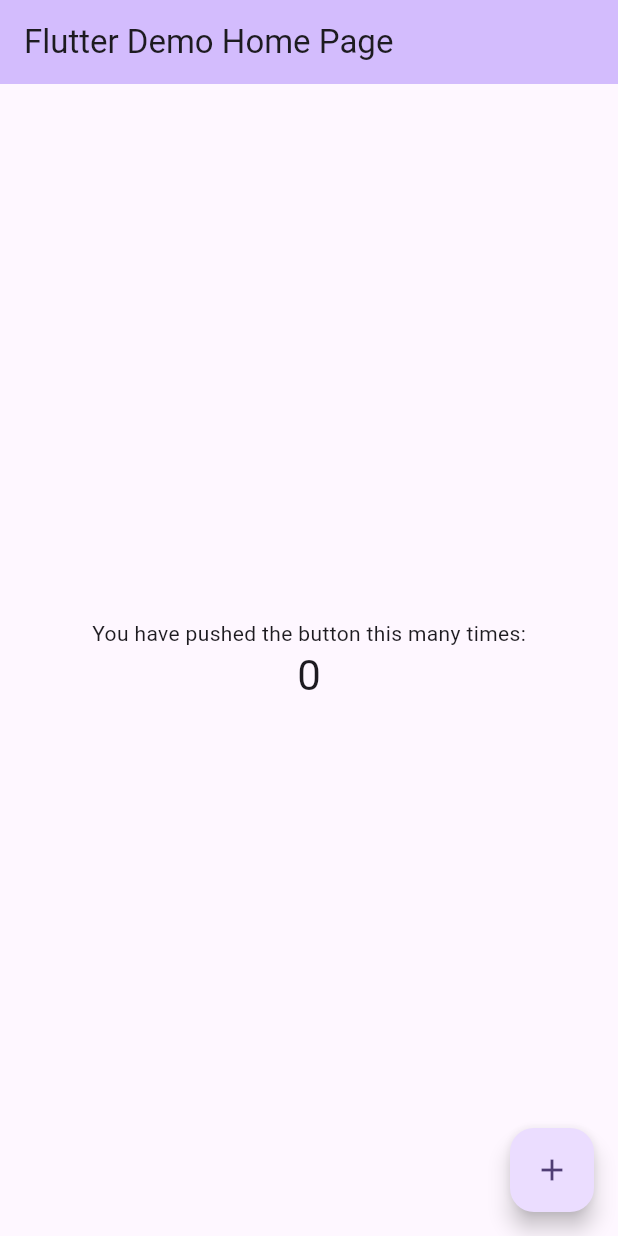
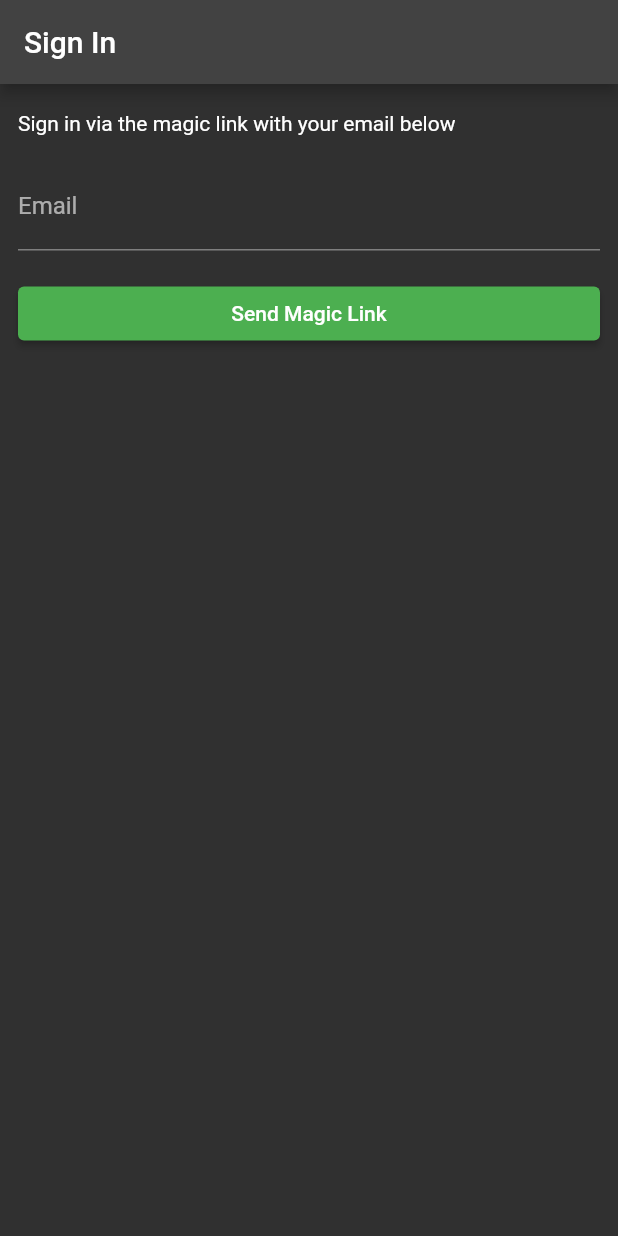
Before and after one commit to expensive-garbage/SuguruOoki-flutter-supabase-tutorial, a Flutter app: the screen it shows after launch, on a phone screen of 412 x 824 dp. Run offline on Flutter 3.47's test engine with Material 2 defaults, Android fonts, the phone set to English and light mode, and no system bars; our stand-ins replace image_picker, supabase_flutter; accounts and stored records are empty.

Commit message:
modify: quickstartの実装を終了

```diff
--- a/lib/main.dart
+++ b/lib/main.dart
@@ -1,170 +1,45 @@
 import 'package:flutter/material.dart';
 import 'package:supabase_flutter/supabase_flutter.dart';
+import 'package:supabase_quickstart/pages/account_page.dart';
+import 'package:supabase_quickstart/pages/login_page.dart';
+import 'package:supabase_quickstart/pages/splash_page.dart';
 
 Future<void> main() async {
-  WidgetsFlutterBinding.ensureInitialized();
-
   await Supabase.initialize(
+    // TODO: Replace credentials with your own
     url: 'YOUR_SUPABASE_URL',
     anonKey: 'YOUR_SUPABASE_ANON_KEY',
   );
   runApp(const MyApp());
 }
 
-class SplashPage extends StatefulWidget {
-  const SplashPage({super.key});
-
-  @override
-  _SplashPageState createState() => _SplashPageState();
-}
-
-class _SplashPageState extends State<SplashPage> {
-  bool _redirectCalled = false;
-  @override
-  void didChangeDependencies() {
-    super.didChangeDependencies();
-    _redirect();
-  }
-
-  Future<void> _redirect() async {
-    await Future.delayed(Duration.zero);
-    if (_redirectCalled || !mounted) {
-      return;
-    }
-
-    _redirectCalled = true;
-    final session = supabase.auth.currentSession;
-    if (session != null) {
-      Navigator.of(context).pushReplacementNamed('/account');
-    } else {
-      Navigator.of(context).pushReplacementNamed('/login');
-    }
-  }
+class MyApp extends StatelessWidget {
+  const MyApp({super.key});
 
   @override
   Widget build(BuildContext context) {
-    return const Scaffold(
-      body: Center(child: CircularProgressIndicator()),
+    return MaterialApp(
+      title: 'Supabase Flutter',
+      theme: ThemeData.dark().copyWith(
+        primaryColor: Colors.green,
+        textButtonTheme: TextButtonThemeData(
+          style: TextButton.styleFrom(
+            foregroundColor: Colors.green,
+          ),
+        ),
+        elevatedButtonTheme: ElevatedButtonThemeData(
+          style: ElevatedButton.styleFrom(
+            foregroundColor: Colors.white,
+            backgroundColor: Colors.green,
+          ),
+        ),
+      ),
+      initialRoute: '/',
+      routes: <String, WidgetBuilder>{
+        '/': (_) => const SplashPage(),
+        '/login': (_) => const LoginPage(),
+        '/account': (_) => const AccountPage(),
+      },
     );
   }
 }
-
-class MyApp extends StatelessWidget {
-  const MyApp({super.key});
-
-  // This widget is the root of your application.
-  @override
-  Widget build(BuildContext context) {
-    return MaterialApp(
-      title: 'Flutter Demo',
-      theme: ThemeData(
-        // This is the theme of your application.
-        //
-        // TRY THIS: Try running your application with "flutter run". You'll see
-        // the application has a blue toolbar. Then, without quitting the app,
-        // try changing the seedColor in the colorScheme below to Colors.green
-        // and then invoke "hot reload" (save your changes or press the "hot
-        // reload" button in a Flutter-supported IDE, or press "r" if you used
-        // the command line to start the app).
-        //
-        // Notice that the counter didn't reset back to zero; the application
-        // state is not lost during the reload. To reset the state, use hot
-        // restart instead.
-        //
-        // This works for code too, not just values: Most code changes can be
-        // tested with just a hot reload.
-        colorScheme: ColorScheme.fromSeed(seedColor: Colors.deepPurple),
-        useMaterial3: true,
-      ),
-      home: const MyHomePage(title: 'Flutter Demo Home Page'),
-    );
-  }
-}
-
-class MyHomePage extends StatefulWidget {
-  const MyHomePage({super.key, required this.title});
-
-  // This widget is the home page of your application. It is stateful, meaning
-  // that it has a State object (defined below) that contains fields that affect
-  // how it looks.
-
-  // This class is the configuration for the state. It holds the values (in this
-  // case the title) provided by the parent (in this case the App widget) and
-  // used by the build method of the State. Fields in a Widget subclass are
-  // always marked "final".
-
-  final String title;
-
-  @override
-  State<MyHomePage> createState() => _MyHomePageState();
-}
-
-class _MyHomePageState extends State<MyHomePage> {
-  int _counter = 0;
-
-  void _incrementCounter() {
-    setState(() {
-      // This call to setState tells the Flutter framework that something has
-      // changed in this State, which causes it to rerun the build method below
-      // so that the display can reflect the updated values. If we changed
-      // _counter without calling setState(), then the build method would not be
-      // called again, and so nothing would appear to happen.
-      _counter++;
-    });
-  }
-
-  @override
-  Widget build(BuildContext context) {
-    // This method is rerun every time setState is called, for instance as done
-    // by the _incrementCounter method above.
-    //
-    // The Flutter framework has been optimized to make rerunning build methods
-    // fast, so that you can just rebuild anything that needs updating rather
-    // than having to individually change instances of widgets.
-    return Scaffold(
-      appBar: AppBar(
-        // TRY THIS: Try changing the color here to a specific color (to
-        // Colors.amber, perhaps?) and trigger a hot reload to see the AppBar
-        // change color while the other colors stay the same.
-        backgroundColor: Theme.of(context).colorScheme.inversePrimary,
-        // Here we take the value from the MyHomePage object that was created by
-        // the App.build method, and use it to set our appbar title.
-        title: Text(widget.title),
-      ),
-      body: Center(
-        // Center is a layout widget. It takes a single child and positions it
-        // in the middle of the parent.
-        child: Column(
-          // Column is also a layout widget. It takes a list of children and
-          // arranges them vertically. By default, it sizes itself to fit its
-          // children horizontally, and tries to be as tall as its parent.
-          //
-          // Column has various properties to control how it sizes itself and
-          // how it positions its children. Here we use mainAxisAlignment to
-          // center the children vertically; the main axis here is the vertical
-          // axis because Columns are vertical (the cross axis would be
-          // horizontal).
-          //
-          // TRY THIS: Invoke "debug painting" (choose the "Toggle Debug Paint"
-          // action in the IDE, or press "p" in the console), to see the
-          // wireframe for each widget.
-          mainAxisAlignment: MainAxisAlignment.center,
-          children: <Widget>[
-            const Text(
-              'You have pushed the button this many times:',
-            ),
-            Text(
-              '$_counter',
-              style: Theme.of(context).textTheme.headlineMedium,
-            ),
-          ],
-        ),
-      ),
-      floatingActionButton: FloatingActionButton(
-        onPressed: _incrementCounter,
-        tooltip: 'Increment',
-        child: const Icon(Icons.add),
-      ), // This trailing comma makes auto-formatting nicer for build methods.
-    );
-  }
-}
--- /dev/null
+++ b/lib/pages/login_page.dart
@@ -0,0 +1,90 @@
+import 'dart:async';
+
+import 'package:flutter/foundation.dart';
+import 'package:flutter/material.dart';
+import 'package:supabase_flutter/supabase_flutter.dart';
+
+import 'package:supabase_quickstart/constants.dart';
+
+class LoginPage extends StatefulWidget {
+  const LoginPage({super.key});
+
+  @override
+  _LoginPageState createState() => _LoginPageState();
+}
+
+class _LoginPageState extends State<LoginPage> {
+  bool _isLoading = false;
+  bool _redirecting = false;
+  late final TextEditingController _emailController;
+  late final StreamSubscription<AuthState> _authStateSubscription;
+
+  Future<void> _signIn() async {
+    setState(() {
+      _isLoading = true;
+    });
+    try {
+      await supabase.auth.signInWithOtp(
+        email: _emailController.text.trim(),
+        emailRedirectTo:
+            kIsWeb ? null : 'io.supabase.flutterquickstart://login-callback/',
+      );
+      if (mounted) {
+        context.showSnackBar(message: 'Check your email for login link!');
+        _emailController.clear();
+      }
+    } on AuthException catch (error) {
+      context.showErrorSnackBar(message: error.message);
+    } catch (error) {
+      context.showErrorSnackBar(message: 'Unexpected error occurred');
+    }
+
+    setState(() {
+      _isLoading = false;
+    });
+  }
+
+  @override
+  void initState() {
+    _emailController = TextEditingController();
+    _authStateSubscription = supabase.auth.onAuthStateChange.listen((data) {
+      if (_redirecting) return;
+      final session = data.session;
+      if (session != null) {
+        _redirecting = true;
+        Navigator.of(context).pushReplacementNamed('/account');
+      }
+    });
+    super.initState();
+  }
+
+  @override
+  void dispose() {
+    _emailController.dispose();
+    _authStateSubscription.cancel();
+    super.dispose();
+  }
+
+  @override
+  Widget build(BuildContext context) {
+    return Scaffold(
+      appBar: AppBar(title: const Text('Sign In')),
+      body: ListView(
+        padding: const EdgeInsets.symmetric(vertical: 18, horizontal: 12),
+        children: [
+          const Text('Sign in via the magic link with your email below'),
+          const SizedBox(height: 18),
+          TextFormField(
+            controller: _emailController,
+            decoration: const InputDecoration(labelText: 'Email'),
+          ),
+          const SizedBox(height: 18),
+          ElevatedButton(
+            onPressed: _isLoading ? null : _signIn,
+            child: Text(_isLoading ? 'Loading' : 'Send Magic Link'),
+          ),
+        ],
+      ),
+    );
+  }
+}
--- a/pubspec.yaml
+++ b/pubspec.yaml
@@ -40,6 +40,7 @@ dependencies:
 dev_dependencies:
   flutter_test:
     sdk: flutter
+  image_picker: ^0.8.4
 
   # The "flutter_lints" package below contains a set of recommended lints to
   # encourage good coding practices. The lint set provided by the package is
```
Also changed, not shown: lib/components/avatar.dart (added, +89 -0 lines), lib/pages/account_page.dart (added, +158 -0 lines), lib/pages/splash_page.dart (added, +40 -0 lines), pubspec.lock.
